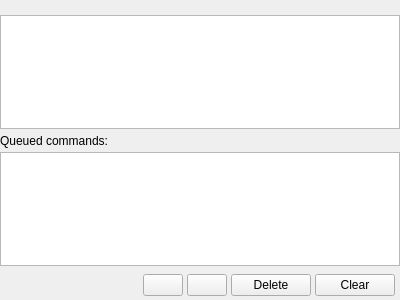
The window that nicos/clients/gui/panels/status.ui (mlz-ictrl/nicos) describes before a commit, drawn with Qt 5.
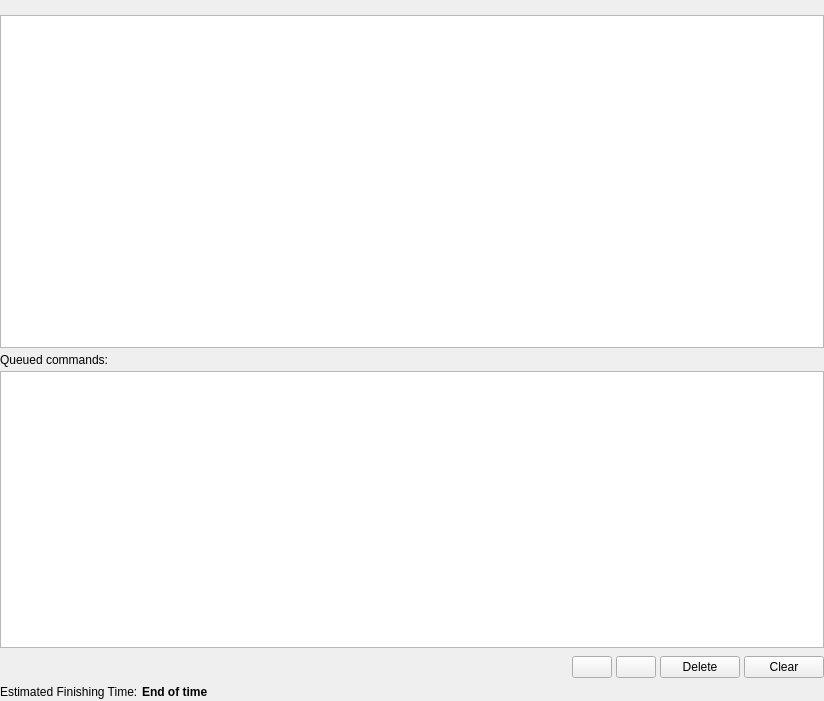
The same window after the commit. Icons and pictures are not drawn.

Commit message: Added "ETA" (estimated finishing time) to script status panel.

What changed in the file:
```diff
--- a/nicos/clients/gui/panels/status.ui
+++ b/nicos/clients/gui/panels/status.ui
@@ -6,8 +6,8 @@
    <rect>
     <x>0</x>
     <y>0</y>
-    <width>400</width>
-    <height>300</height>
+    <width>824</width>
+    <height>701</height>
    </rect>
   </property>
   <property name="windowTitle">
@@ -63,7 +63,21 @@
         <property name="verticalSpacing">
          <number>4</number>
         </property>
-        <item row="3" column="0">
+        <item row="1" column="0" colspan="5">
+         <widget class="QListWidget" name="queueView">
+          <property name="focusPolicy">
+           <enum>Qt::TabFocus</enum>
+          </property>
+         </widget>
+        </item>
+        <item row="0" column="0" colspan="4">
+         <widget class="QLabel" name="label_3">
+          <property name="text">
+           <string>Queued commands:</string>
+          </property>
+         </widget>
+        </item>
+        <item row="2" column="0" colspan="5">
          <widget class="QWidget" name="widget" native="true">
           <layout class="QHBoxLayout" name="horizontalLayout_2">
            <property name="spacing">
@@ -151,20 +165,63 @@
           </layout>
          </widget>
         </item>
-        <item row="0" column="0" colspan="2">
-         <widget class="QLabel" name="label_3">
+       </layout>
+      </widget>
+     </item>
+     <item>
+      <widget class="QWidget" name="etaWidget" native="true">
+       <layout class="QHBoxLayout" name="horizontalLayout">
+        <property name="spacing">
+         <number>4</number>
+        </property>
+        <property name="leftMargin">
+         <number>0</number>
+        </property>
+        <property name="topMargin">
+         <number>2</number>
+        </property>
+        <property name="rightMargin">
+         <number>0</number>
+        </property>
+        <property name="bottomMargin">
+         <number>2</number>
+        </property>
+        <item>
+         <widget class="QLabel" name="label">
           <property name="text">
-           <string>Queued commands:</string>
+           <string>Estimated Finishing Time:</string>
           </property>
          </widget>
         </item>
-        <item row="1" column="0" colspan="2">
-         <widget class="QListWidget" name="queueView">
-          <property name="focusPolicy">
-           <enum>Qt::TabFocus</enum>
+        <item>
+         <widget class="QLabel" name="etaLabel">
+          <property name="font">
+           <font>
+            <weight>75</weight>
+            <bold>true</bold>
+           </font>
           </property>
+          <property name="text">
+           <string>End of time</string>
+          </property>
          </widget>
         </item>
+        <item>
+         <spacer name="horizontalSpacer">
+          <property name="orientation">
+           <enum>Qt::Horizontal</enum>
+          </property>
+          <property name="sizeType">
+           <enum>QSizePolicy::Expanding</enum>
+          </property>
+          <property name="sizeHint" stdset="0">
+           <size>
+            <width>0</width>
+            <height>0</height>
+           </size>
+          </property>
+         </spacer>
+        </item>
        </layout>
       </widget>
      </item>
```
Left out of the diff: 2 changed lines with no effect on the pictures. The commit also changes 19 other files.
